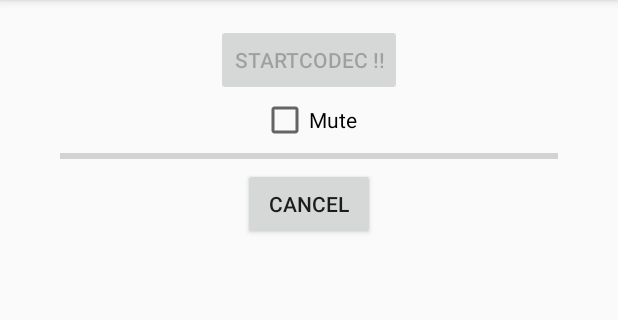
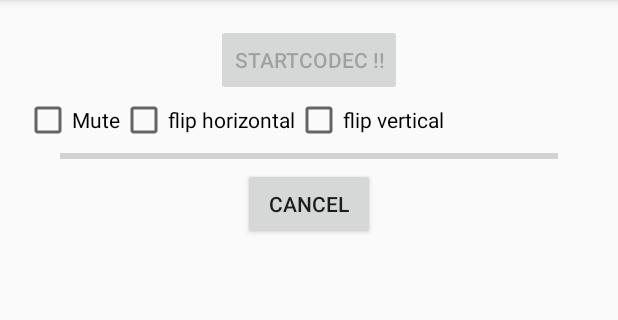
Before and after one commit to MasayukiSuda/Mp4Composer-android, an Android app: the screen it shows after launch (MainActivity), on a phone screen of 412 x 824 dp, the part 84-404 px from its top. Run offline under Robolectric (Android 15) with nearby library versions, the phone set to English and light mode, and no system bars; pictures from the network do not load.

Commit message:
add flip horizontal and flip vertical

```diff
--- a/mp4compose/src/main/java/com/daasuu/mp4compose/composer/Mp4ComposerEngine.java
+++ b/mp4compose/src/main/java/com/daasuu/mp4compose/composer/Mp4ComposerEngine.java
@@ -54,7 +54,9 @@ class Mp4ComposerEngine {
             final Resolution inputResolution,
             final FillMode fillMode,
             final FillModeCustomItem fillModeCustomItem,
-            final int timeScale
+            final int timeScale,
+            final boolean flipVertical,
+            final boolean flipHorizontal
     ) throws IOException {
 
 
@@ -98,7 +100,7 @@ class Mp4ComposerEngine {
 
             // setup video composer
             videoComposer = new VideoComposer(mediaExtractor, videoTrackIndex, videoOutputFormat, muxRender, timeScale);
-            videoComposer.setUp(filter, rotation, outputResolution, inputResolution, fillMode, fillModeCustomItem);
+            videoComposer.setUp(filter, rotation, outputResolution, inputResolution, fillMode, fillModeCustomItem, flipVertical, flipHorizontal);
             mediaExtractor.selectTrack(videoTrackIndex);
 
             // setup audio if present and not muted
--- a/sample/src/main/java/com/daasuu/sample/MainActivity.java
+++ b/sample/src/main/java/com/daasuu/sample/MainActivity.java
@@ -48,6 +48,8 @@ public class MainActivity extends AppCompatActivity {
     private Bitmap bitmap;
 
     private CheckBox muteCheckBox;
+    private CheckBox flipVerticalCheckBox;
+    private CheckBox flipHorizontalCheckBox;
 
     @Override
     protected void onCreate(Bundle savedInstanceState) {
@@ -55,6 +57,8 @@ public class MainActivity extends AppCompatActivity {
         setContentView(R.layout.activity_main);
 
         muteCheckBox = findViewById(R.id.mute_check_box);
+        flipVerticalCheckBox = findViewById(R.id.flip_vertical_check_box);
+        flipHorizontalCheckBox = findViewById(R.id.flip_horizontal_check_box);
 
         findViewById(R.id.start_codec_button).setOnClickListener(v -> {
             v.setEnabled(false);
@@ -107,7 +111,6 @@ public class MainActivity extends AppCompatActivity {
         final ProgressBar progressBar = findViewById(R.id.progress_bar);
         progressBar.setMax(100);
 
-        boolean mute = muteCheckBox.isChecked();
 
         mp4Composer = null;
         mp4Composer = new Mp4Composer(videoItem.getPath(), videoPath)
@@ -115,7 +118,9 @@ public class MainActivity extends AppCompatActivity {
                 //.size(720, 1280)
                 .fillMode(FillMode.PRESERVE_ASPECT_FIT)
                 .filter(new GlLutFilter(bitmap))
-                .mute(mute)
+                .mute(muteCheckBox.isChecked())
+                .flipHorizontal(flipHorizontalCheckBox.isChecked())
+                .flipVertical(flipVerticalCheckBox.isChecked())
                 .listener(new Mp4Composer.Listener() {
                     @Override
                     public void onProgress(double progress) {
--- a/sample/src/main/res/layout/activity_main.xml
+++ b/sample/src/main/res/layout/activity_main.xml
@@ -13,12 +13,34 @@
         android:enabled="false"
         android:text="startCodec !!" />
 
-    <CheckBox
-        android:id="@+id/mute_check_box"
-        android:layout_width="wrap_content"
+    <LinearLayout
+        android:layout_width="match_parent"
         android:layout_height="wrap_content"
-        android:layout_gravity="center_horizontal"
-        android:text="Mute" />
+        android:orientation="horizontal">
+
+        <CheckBox
+            android:id="@+id/mute_check_box"
+            android:layout_width="wrap_content"
+            android:layout_height="wrap_content"
+            android:layout_gravity="center_vertical"
+            android:text="Mute" />
+
+        <CheckBox
+            android:id="@+id/flip_horizontal_check_box"
+            android:layout_width="wrap_content"
+            android:layout_height="wrap_content"
+            android:layout_gravity="center_vertical"
+            android:text="flip horizontal" />
+
+        <CheckBox
+            android:id="@+id/flip_vertical_check_box"
+            android:layout_width="wrap_content"
+            android:layout_height="wrap_content"
+            android:layout_gravity="center_vertical"
+            android:text="flip vertical" />
+
+    </LinearLayout>
+
 
     <ProgressBar
         android:id="@+id/progress_bar"
```
Also changed, not shown: mp4compose/src/main/java/com/daasuu/mp4compose/composer/DecoderSurface.java (+20 -6 lines), mp4compose/src/main/java/com/daasuu/mp4compose/composer/Mp4Composer.java (+16 -2 lines), mp4compose/src/main/java/com/daasuu/mp4compose/composer/VideoComposer.java (+10 -1 lines).
